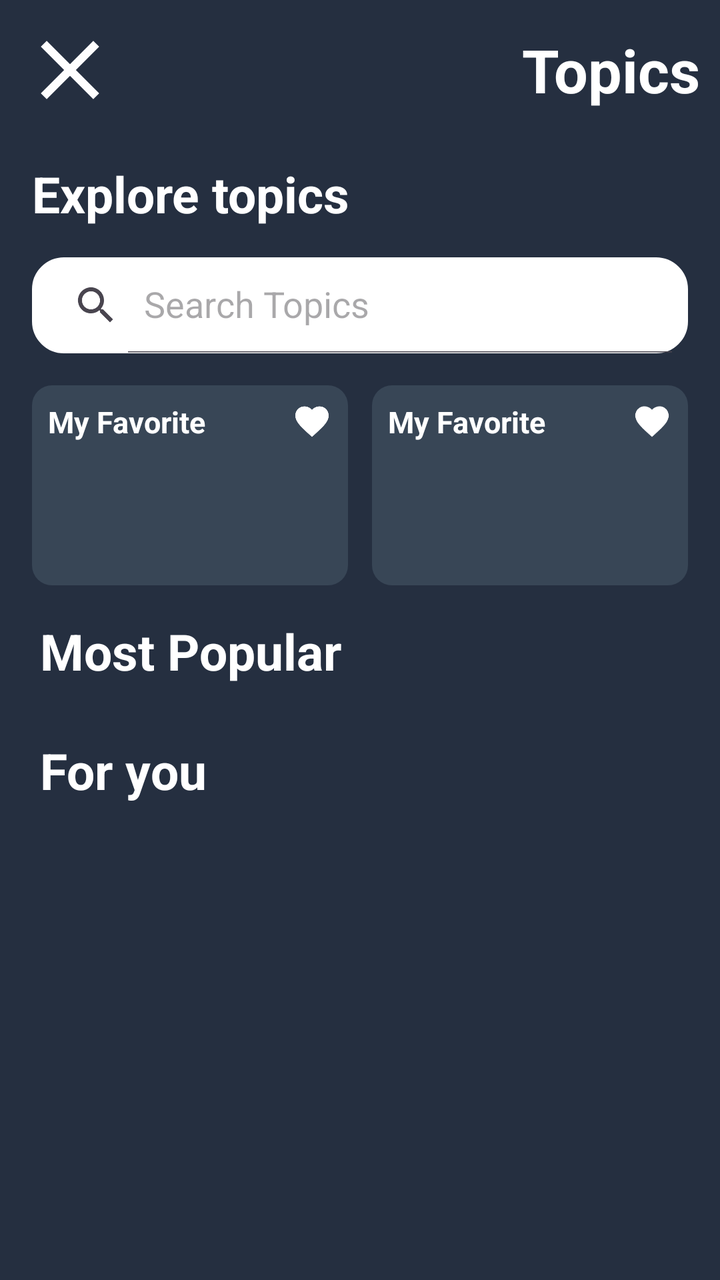
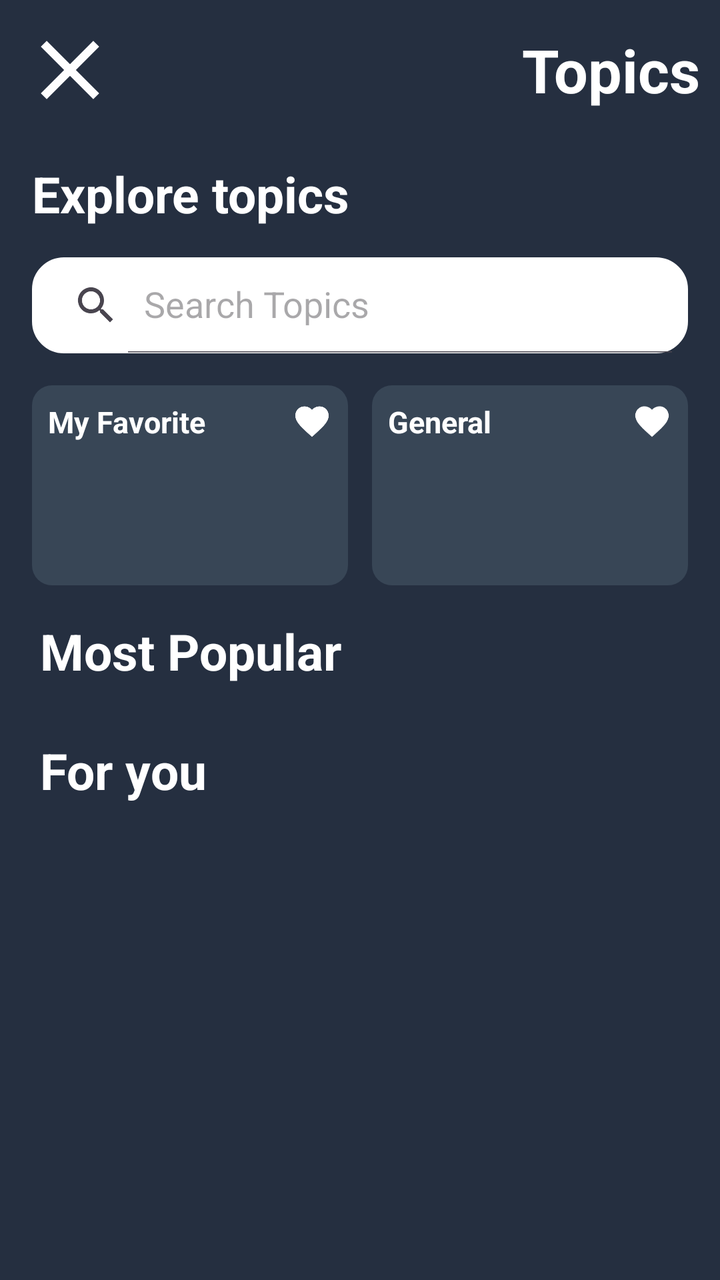

Two renders of the same Android screen: before a commit and after it. Below are the layout's source before the change and the commit's diff.
<!-- AndroidManifest.xml: application theme Theme.NovaQuiz -->
<!-- res/layout/activity_general.xml -->
<?xml version="1.0" encoding="utf-8"?>
<ScrollView xmlns:android="http://schemas.android.com/apk/res/android"
    xmlns:app="http://schemas.android.com/apk/res-auto"
    xmlns:tools="http://schemas.android.com/tools"
    android:id="@+id/main"
    android:layout_width="match_parent"
    android:layout_height="match_parent"
    android:background="#252F40"
    tools:context=".view.General">

    <LinearLayout
        android:layout_width="match_parent"
        android:layout_height="wrap_content"
        android:orientation="vertical"
        android:padding="10dp">

        
        <LinearLayout
            android:layout_width="match_parent"
            android:layout_height="wrap_content"
            android:orientation="horizontal"
            android:gravity="center_vertical">

            <ImageView
                android:id="@+id/btnclose"
                android:layout_width="50dp"
                android:layout_height="50dp"
                android:contentDescription="Close icon"
                android:src="@drawable/ic_close" />

            <TextView
                android:id="@+id/textView7"
                android:layout_width="0dp"
                android:layout_height="wrap_content"
                android:layout_weight="1"
                android:layout_marginStart="16dp"
                android:gravity="end|center_vertical"
                android:text="Topics"
                android:textColor="@color/white"
                android:textSize="30sp"
                android:textStyle="bold" />
        </LinearLayout>

        
        <TextView
            android:id="@+id/txtExploreTopics"
            android:layout_width="wrap_content"
            android:layout_height="wrap_content"
            android:text="Explore topics"
            android:textColor="@color/white"
            android:textSize="25sp"
            android:textStyle="bold"
            android:layout_marginStart="6dp"
            android:layout_marginTop="20dp" />

        
        <LinearLayout
            android:layout_width="match_parent"
            android:layout_height="wrap_content"
            android:orientation="horizontal"
            android:layout_marginTop="15dp">

            <androidx.appcompat.widget.SearchView
                android:id="@+id/SearchView"
                android:layout_width="0dp"
                android:layout_marginStart="6dp"
                android:layout_marginEnd="6dp"
                android:layout_height="wrap_content"
                android:layout_weight="1"
                android:background="@drawable/search_bg"
                app:queryHint="Search Topics"
                app:iconifiedByDefault="false" />
        </LinearLayout>



        <LinearLayout
            android:id="@+id/itemRow"
            android:layout_width="match_parent"
            android:layout_height="wrap_content"
            android:layout_marginTop="10dp"
            android:orientation="horizontal"
            android:gravity="center">

            

            
            <RelativeLayout
                android:layout_width="0dp"
                android:layout_height="100dp"
                android:layout_margin="6dp"
                android:layout_weight="1"
                android:background="@drawable/item_bg">

                <TextView
                    android:id="@+id/text_favorite"
                    android:layout_width="wrap_content"
                    android:layout_height="wrap_content"
                    android:text="My Favorite"
                    android:gravity="start"
                    android:textStyle="bold"
                    android:textColor="@color/white"
                    android:textSize="15sp"
                    android:layout_alignParentStart="true"
                    android:layout_alignParentTop="true"
                    android:layout_margin="8dp" />

                <ImageView
                    android:id="@+id/image_favorite"
                    android:layout_width="20dp"
                    android:layout_height="20dp"
                    android:layout_alignParentTop="true"
                    android:layout_alignParentEnd="true"
                    android:layout_margin="8dp"
                    android:src="@drawable/ic_favourite" />

            </RelativeLayout>


            <RelativeLayout
                android:layout_width="0dp"
                android:layout_height="100dp"
                android:layout_margin="6dp"
                android:layout_weight="1"
                android:background="@drawable/item_bg">

                <TextView
                    android:id="@+id/owmcode"
                    android:layout_width="wrap_content"
                    android:layout_height="wrap_content"
                    android:text="My Favorite"
                    android:gravity="start"
                    android:textStyle="bold"
                    android:textColor="@color/white"
                    android:textSize="15sp"
                    android:layout_alignParentStart="true"
                    android:layout_alignParentTop="true"
                    android:layout_margin="8dp" />

                <ImageView
                    android:id="@+id/imgown"
                    android:layout_width="20dp"
                    android:layout_height="20dp"
                    android:layout_alignParentTop="true"
                    android:layout_alignParentEnd="true"
                    android:layout_margin="8dp"
                    android:src="@drawable/ic_favourite" />

            </RelativeLayout>

        </LinearLayout>
        <androidx.constraintlayout.widget.ConstraintLayout
            android:layout_width="match_parent"
            android:layout_height="wrap_content"
            >

            
            <TextView
                android:id="@+id/textView9"
                android:layout_width="wrap_content"
                android:layout_height="wrap_content"
                android:text="Most Popular"
                android:textColor="@color/white"
                android:textSize="25sp"
                android:textStyle="bold"
                android:layout_marginStart="10dp"
                android:layout_marginTop="10dp"
                app:layout_constraintTop_toTopOf="parent"
                app:layout_constraintStart_toStartOf="parent" />

            
            <androidx.recyclerview.widget.RecyclerView
                android:id="@+id/rvgeneral"
                android:layout_width="0dp"
                android:layout_height="wrap_content"
                android:padding="3dp"
                android:layout_marginTop="10dp"
                tools:listitem="@layout/mostpopular_list"
                tools:itemCount="4"
                app:layout_constraintTop_toBottomOf="@id/textView9"
                app:layout_constraintStart_toStartOf="parent"
                app:layout_constraintEnd_toEndOf="parent" />

            <TextView
                android:id="@+id/foryou"
                android:layout_width="wrap_content"
                android:layout_height="wrap_content"
                android:text="For you"
                android:layout_marginTop="10dp"
                android:textColor="@color/white"
                android:textSize="25sp"
                android:textStyle="bold"
                app:layout_constraintStart_toStartOf="@+id/textView9"
                app:layout_constraintTop_toBottomOf="@+id/rvgeneral" />

            <androidx.recyclerview.widget.RecyclerView
                android:id="@+id/rvforyou"
                android:layout_width="0dp"
                android:layout_height="wrap_content"
                android:layout_marginTop="10dp"
                tools:listitem="@layout/generalforyou_list"
                tools:itemCount="2"
                app:layout_constraintStart_toStartOf="parent"
                app:layout_constraintEnd_toEndOf="parent"
                app:layout_constraintTop_toBottomOf="@+id/foryou" />

        </androidx.constraintlayout.widget.ConstraintLayout>
    </LinearLayout>

</ScrollView>
<!-- res/layout/mostpopular_list.xml (included above) -->
<?xml version="1.0" encoding="utf-8"?>
<androidx.constraintlayout.widget.ConstraintLayout
    xmlns:android="http://schemas.android.com/apk/res/android"
    xmlns:app="http://schemas.android.com/apk/res-auto"
    android:layout_width="match_parent"
    android:layout_height="wrap_content"
    android:layout_margin="5dp"
    android:background="@drawable/btn_popular"
    android:id="@+id/mostpopular"
    android:clickable="true"
    android:focusable="true"
    android:padding="12dp">

    <TextView
        android:id="@+id/txtpopular"
        android:layout_width="0dp"
        android:layout_height="wrap_content"
        android:text="popular"
        android:textColor="@android:color/white"
        android:textSize="15sp"
        android:textStyle="bold"
        app:layout_constraintStart_toStartOf="parent"
        app:layout_constraintTop_toTopOf="parent"
        app:layout_constraintBottom_toBottomOf="parent"
        app:layout_constraintEnd_toStartOf="@+id/generalicon"
        android:gravity="center_vertical" />

    <ImageView
        android:id="@+id/generalicon"
        android:layout_width="20dp"
        android:layout_height="20dp"
        android:src="@drawable/ic_favourite"
      android:contentDescription="Button Icon"
    app:layout_constraintEnd_toEndOf="parent"
    app:layout_constraintTop_toTopOf="parent"
    app:layout_constraintBottom_toBottomOf="parent" />

</androidx.constraintlayout.widget.ConstraintLayout>
<!-- res/layout/generalforyou_list.xml (included above) -->
<?xml version="1.0" encoding="utf-8"?>
<androidx.constraintlayout.widget.ConstraintLayout xmlns:android="http://schemas.android.com/apk/res/android"
    xmlns:app="http://schemas.android.com/apk/res-auto"
    xmlns:tools="http://schemas.android.com/tools"
    android:layout_width="match_parent"
    android:layout_height="wrap_content"
    android:background="@drawable/btn_foryou"
    android:layout_margin="5dp"
    android:clickable="true"
    android:focusable="true"
    android:padding="12dp"
    android:id="@+id/foryougeneral"
    >

    <TextView
        android:id="@+id/txtgeneraforyou"
        android:layout_width="0dp"
        android:layout_height="wrap_content"
        android:gravity="center_vertical"
        android:text="For you"
        android:textColor="@color/white"
        android:textSize="15sp"
        android:textStyle="bold"
        app:layout_constraintBottom_toBottomOf="parent"
        app:layout_constraintEnd_toStartOf="@+id/imgforyou"
        app:layout_constraintStart_toStartOf="parent"
        app:layout_constraintTop_toTopOf="parent"


        />

    <ImageView
        android:id="@+id/imgforyou"
        android:layout_width="20dp"
        android:layout_height="20dp"
        android:src="@drawable/ic_favourite"
        android:contentDescription="Button Icon"
        app:layout_constraintTop_toTopOf="parent"
        app:layout_constraintBottom_toBottomOf="parent"
        app:layout_constraintEnd_toEndOf="parent"
         />

</androidx.constraintlayout.widget.ConstraintLayout>
<!-- resources referenced by this layout -->
<resources>
  <color name="white">#FFFFFFFF</color>
  <!-- drawable btn_foryou (drawable) -->
  <?xml version="1.0" encoding="utf-8"?>
  <shape
      xmlns:android="http://schemas.android.com/apk/res/android">
  
      <corners android:radius="10dp"/>
  
      <solid android:color="#384656"/>
  
  </shape>
  <!-- drawable btn_popular (drawable) -->
  <?xml version="1.0" encoding="utf-8"?>
  <shape xmlns:android="http://schemas.android.com/apk/res/android">
  <corners android:radius="10dp"/>
  
      <solid android:color="#384656"/>
  </shape>
  <!-- drawable ic_close (drawable) -->
  <vector xmlns:android="http://schemas.android.com/apk/res/android" android:height="24dp" android:tint="#FFFFFF" android:viewportHeight="24" android:viewportWidth="24" android:width="24dp">
        
      <path android:fillColor="@android:color/white" android:pathData="M19,6.41L17.59,5 12,10.59 6.41,5 5,6.41 10.59,12 5,17.59 6.41,19 12,13.41 17.59,19 19,17.59 13.41,12z"/>
      
  </vector>
  <!-- drawable ic_favourite (drawable) -->
  <vector xmlns:android="http://schemas.android.com/apk/res/android" android:height="24dp" android:tint="#FFFFFF" android:viewportHeight="24" android:viewportWidth="24" android:width="24dp">
        
      <path android:fillColor="@android:color/white" android:pathData="M12,21.35l-1.45,-1.32C5.4,15.36 2,12.28 2,8.5 2,5.42 4.42,3 7.5,3c1.74,0 3.41,0.81 4.5,2.09C13.09,3.81 14.76,3 16.5,3 19.58,3 22,5.42 22,8.5c0,3.78 -3.4,6.86 -8.55,11.54L12,21.35z"/>
      
  </vector>
  <!-- drawable item_bg (drawable) -->
  <?xml version="1.0" encoding="utf-8"?>
  <shape xmlns:android="http://schemas.android.com/apk/res/android">
  
      <solid android:color="#384656"/>
      <corners android:radius="10dp"
          />
  </shape>
  <!-- drawable search_bg (drawable) -->
  <?xml version="1.0" encoding="utf-8"?>
  <shape xmlns:android="http://schemas.android.com/apk/res/android">
  
      <corners android:radius="15dp"/>
      <stroke android:color="@color/white"
          android:width="2dp"/>
      <solid
          android:color="@color/white"/>
  </shape>
  <style name="Theme.NovaQuiz" parent="Base.Theme.NovaQuiz" />
  <style name="Base.Theme.NovaQuiz" parent="Theme.Material3.DayNight.NoActionBar">
          <item name="android:windowFullscreen">true</item>
          <item name="android:windowBackground">@color/primary</item>
          
          
      </style>
  <color name="primary">#FFFFFFFF</color>
</resources>

<!-- the commit's change to res/layout/activity_general.xml (unified diff, before → after) -->
@@ -86,6 +86,7 @@
 
             
             <RelativeLayout
+                android:id="@+id/my_favorite"
                 android:layout_width="0dp"
                 android:layout_height="100dp"
                 android:layout_margin="6dp"
@@ -118,6 +119,7 @@
 
 
             <RelativeLayout
+                android:id="@+id/general"
                 android:layout_width="0dp"
                 android:layout_height="100dp"
                 android:layout_margin="6dp"
@@ -128,7 +130,7 @@
                     android:id="@+id/owmcode"
                     android:layout_width="wrap_content"
                     android:layout_height="wrap_content"
-                    android:text="My Favorite"
+                    android:text="General"
                     android:gravity="start"
                     android:textStyle="bold"
                     android:textColor="@color/white"
